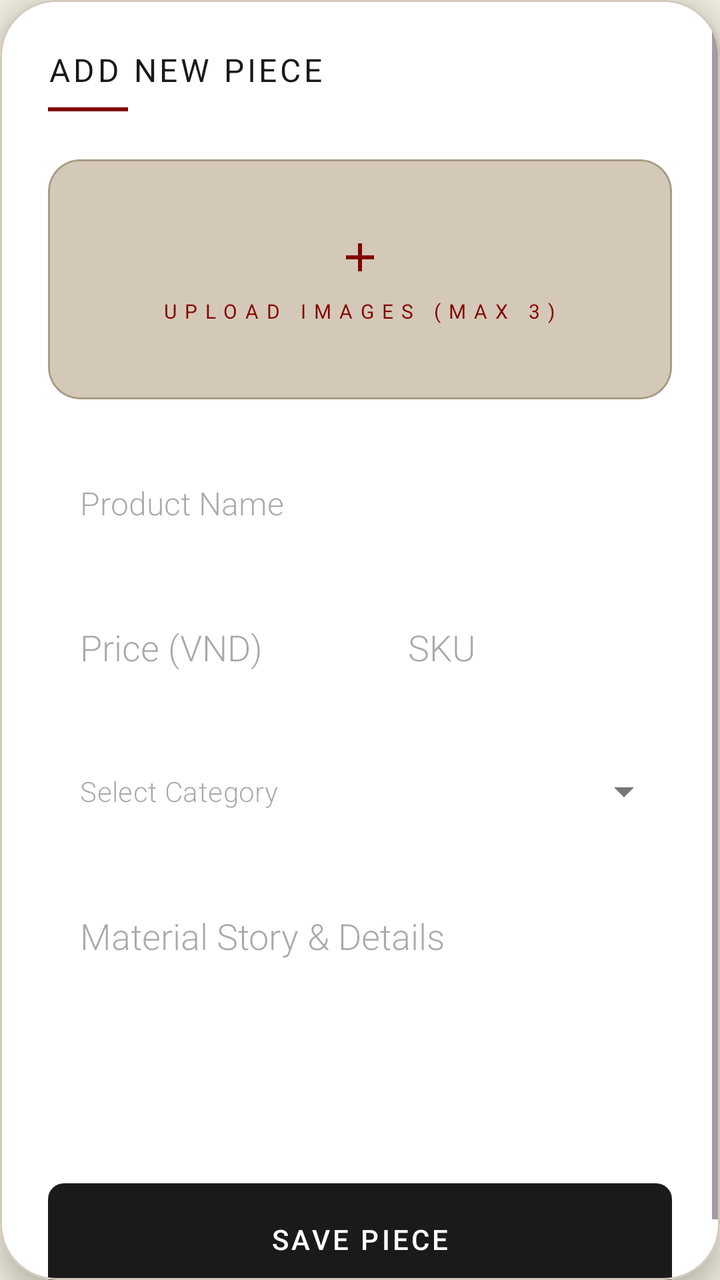
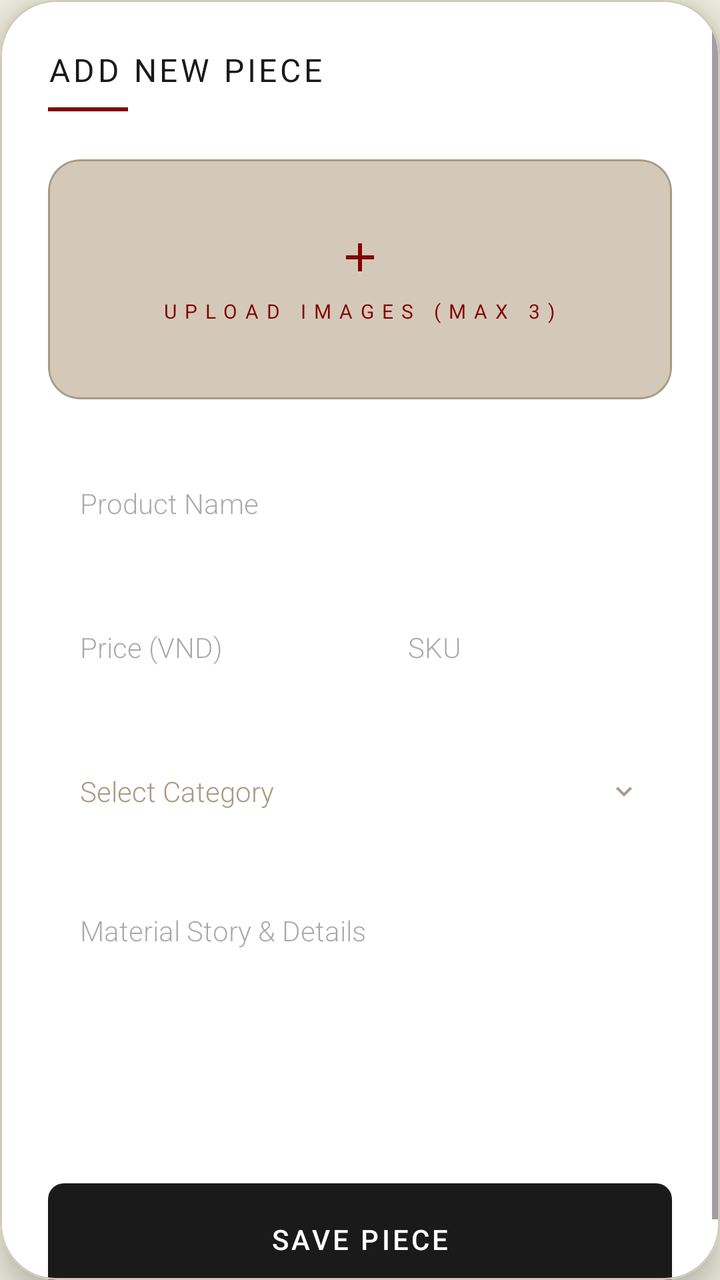

Screens rendered from an Android XML layout before and after an edit, with the pre-edit source and the edit as a unified diff.
<!-- AndroidManifest.xml: application theme Theme.Saive -->
<!-- res/layout/dialog_add_product.xml -->
<?xml version="1.0" encoding="utf-8"?>
<com.google.android.material.card.MaterialCardView xmlns:android="http://schemas.android.com/apk/res/android"
    xmlns:app="http://schemas.android.com/apk/res-auto"
    android:layout_width="match_parent"
    android:layout_height="wrap_content"
    android:layout_margin="24dp"
    app:cardCornerRadius="28dp"
    app:cardElevation="8dp"
    app:cardBackgroundColor="@color/white"
    app:strokeWidth="1dp"
    app:strokeColor="@color/colorLinen">

    <ScrollView
        android:layout_width="match_parent"
        android:layout_height="wrap_content">

        <LinearLayout
            android:layout_width="match_parent"
            android:layout_height="wrap_content"
            android:orientation="vertical"
            android:padding="24dp">

            <TextView
                android:layout_width="wrap_content"
                android:layout_height="wrap_content"
                android:text="@string/admin_add_piece"
                style="@style/TextAppearance.Saive.SectionHeader"
                android:textSize="16sp"
                android:textColor="@color/colorNoirBlack"
                android:letterSpacing="0.1" />

            <View
                android:layout_width="40dp"
                android:layout_height="2dp"
                android:background="@color/colorMaroon"
                android:layout_marginTop="8dp"
                android:layout_marginBottom="24dp" />

            
            <com.google.android.material.card.MaterialCardView
                android:layout_width="match_parent"
                android:layout_height="120dp"
                app:cardCornerRadius="16dp"
                app:cardElevation="0dp"
                app:cardBackgroundColor="@color/colorLinen"
                app:strokeWidth="1dp"
                app:strokeColor="@color/colorSand">
                <LinearLayout
                    android:layout_width="match_parent"
                    android:layout_height="match_parent"
                    android:gravity="center"
                    android:orientation="vertical">
                    <ImageView
                        android:layout_width="24dp"
                        android:layout_height="24dp"
                        android:src="@drawable/ic_plus"
                        app:tint="@color/colorMaroon" />
                    <TextView
                        android:layout_width="wrap_content"
                        android:layout_height="wrap_content"
                        android:text="UPLOAD IMAGES (MAX 3)"
                        style="@style/TextAppearance.Saive.Caption"
                        android:textSize="10sp"
                        android:layout_marginTop="8dp"
                        android:textColor="@color/colorMaroon" />
                </LinearLayout>
            </com.google.android.material.card.MaterialCardView>

            <EditText
                android:id="@+id/etProductName"
                android:layout_width="match_parent"
                android:layout_height="56dp"
                android:layout_marginTop="24dp"
                android:hint="Product Name"
                android:background="@drawable/bg_rounded_white_8dp"
                android:paddingHorizontal="16dp"
                android:textSize="16sp" />

            <LinearLayout
                android:layout_width="match_parent"
                android:layout_height="wrap_content"
                android:orientation="horizontal"
                android:layout_marginTop="16dp"
                android:weightSum="2">
                <EditText
                    android:id="@+id/etProductPrice"
                    android:layout_width="0dp"
                    android:layout_height="56dp"
                    android:layout_weight="1"
                    android:layout_marginEnd="8dp"
                    android:hint="Price (VND)"
                    android:inputType="number"
                    android:background="@drawable/bg_rounded_white_8dp"
                    android:paddingHorizontal="16dp" />
                <EditText
                    android:id="@+id/etProductSKU"
                    android:layout_width="0dp"
                    android:layout_height="56dp"
                    android:layout_weight="1"
                    android:layout_marginStart="8dp"
                    android:hint="SKU"
                    android:background="@drawable/bg_rounded_white_8dp"
                    android:paddingHorizontal="16dp" />
            </LinearLayout>

            <com.google.android.material.textfield.TextInputLayout
                style="@style/Widget.MaterialComponents.TextInputLayout.OutlinedBox.ExposedDropdownMenu"
                android:layout_width="match_parent"
                android:layout_height="wrap_content"
                android:layout_marginTop="16dp"
                app:hintEnabled="false"
                app:boxStrokeWidth="0dp"
                app:boxStrokeWidthFocused="0dp">

                <AutoCompleteTextView
                    android:id="@+id/actvCategory"
                    android:layout_width="match_parent"
                    android:layout_height="56dp"
                    android:background="@drawable/bg_rounded_white_8dp"
                    android:hint="@string/admin_select_category"
                    android:inputType="none"
                    android:paddingHorizontal="16dp"
                    android:textSize="14sp" />
            </com.google.android.material.textfield.TextInputLayout>

            <EditText
                android:id="@+id/etProductDescription"
                android:layout_width="match_parent"
                android:layout_height="120dp"
                android:layout_marginTop="16dp"
                android:hint="Material Story &amp; Details"
                android:gravity="top"
                android:padding="16dp"
                android:background="@drawable/bg_rounded_white_8dp"
                android:fontFamily="sans-serif-light" />

            <androidx.appcompat.widget.AppCompatButton
                android:id="@+id/btnSaveProduct"
                android:layout_width="match_parent"
                android:layout_height="56dp"
                android:layout_marginTop="32dp"
                android:background="@drawable/bg_rounded_black_12dp"
                android:text="@string/admin_save_piece"
                android:textColor="@color/white"
                android:fontFamily="sans-serif-medium"
                android:letterSpacing="0.1" />

        </LinearLayout>
    </ScrollView>
</com.google.android.material.card.MaterialCardView>
<!-- resources referenced by this layout -->
<resources>
  <color name="colorLinen">#D4C9B8</color>
  <color name="colorMaroon">#810100</color>
  <color name="colorNoirBlack">#1A1A1A</color>
  <color name="colorSand">#A89B85</color>
  <color name="white">#FFFFFFFF</color>
  <!-- drawable bg_rounded_black_12dp (drawable) -->
  <?xml version="1.0" encoding="utf-8"?>
  <shape xmlns:android="http://schemas.android.com/apk/res/android">
      <solid android:color="@color/colorNoirBlack" />
      <corners android:radius="8dp" />
  </shape>
  <!-- drawable bg_rounded_white_8dp (drawable) -->
  <?xml version="1.0" encoding="utf-8"?>
  <shape xmlns:android="http://schemas.android.com/apk/res/android">
      <solid android:color="@color/white" />
      <corners android:radius="8dp" />
  </shape>
  <!-- drawable ic_plus (drawable) -->
  <vector xmlns:android="http://schemas.android.com/apk/res/android"
      android:width="12dp"
      android:height="12dp"
      android:viewportWidth="24"
      android:viewportHeight="24">
      <path
          android:fillColor="#000000"
          android:pathData="M19,13H13V19H11V13H5V11H11V5H13V11H19V13Z" />
  </vector>
  <string name="admin_add_piece">ADD NEW PIECE</string>
  <string name="admin_save_piece">SAVE PIECE</string>
  <string name="admin_select_category">Select Category</string>
  <style name="TextAppearance.Saive.Caption" parent="TextAppearance.Saive.Thin">
          <item name="android:textSize">@dimen/text_size_tiny</item>
          <item name="android:letterSpacing">0.4</item>
      </style>
  <style name="TextAppearance.Saive.SectionHeader" parent="TextAppearance.Saive.Header">
          <item name="android:textSize">@dimen/text_size_h3</item>
          <item name="android:textStyle">normal</item>
          <item name="android:textAllCaps">false</item>
      </style>
  <style name="Theme.Saive" parent="Base.Theme.Saive" />
  <style name="TextAppearance.Saive.Thin" parent="TextAppearance.MaterialComponents.Body1">
          <item name="android:fontFamily">sans-serif-light</item>
          <item name="android:letterSpacing">0.05</item>
      </style>
  <dimen name="text_size_tiny">10sp</dimen>
  <style name="TextAppearance.Saive.Header" parent="TextAppearance.MaterialComponents.Headline3">
          <item name="android:fontFamily">serif</item>
          <item name="android:textStyle">italic</item>
          <item name="android:textSize">@dimen/text_size_h1</item>
          <item name="android:textColor">@color/colorNoirBlack</item>
          <item name="android:letterSpacing">0.02</item>
      </style>
  <dimen name="text_size_h3">20sp</dimen>
  <dimen name="text_size_h1">28sp</dimen>
  <color name="colorCotton">#EDEBDD</color>
  <style name="TextAppearance.Saive.Light" parent="TextAppearance.MaterialComponents.Body2">
          <item name="android:fontFamily">sans-serif-light</item>
      </style>
  <style name="TextAppearance.Saive.Label" parent="TextAppearance.Saive.Thin">
          <item name="android:fontFamily">sans-serif-medium</item>
          <item name="android:textSize">@dimen/text_size_tiny</item>
          <item name="android:textColor">@color/colorNoirBlack</item>
          <item name="android:textAllCaps">true</item>
          <item name="android:letterSpacing">0.15</item>
      </style>
  <!-- unchanged entries left out for length: 1 -->
</resources>

<!-- the commit's change to res/layout/dialog_add_product.xml (unified diff, before → after) -->
@@ -74,7 +74,7 @@
                 android:hint="Product Name"
                 android:background="@drawable/bg_rounded_white_8dp"
                 android:paddingHorizontal="16dp"
-                android:textSize="16sp" />
+                android:textSize="14sp" />
 
             <LinearLayout
                 android:layout_width="match_parent"
@@ -91,7 +91,8 @@
                     android:hint="Price (VND)"
                     android:inputType="number"
                     android:background="@drawable/bg_rounded_white_8dp"
-                    android:paddingHorizontal="16dp" />
+                    android:paddingHorizontal="16dp"
+                    android:textSize="14sp" />
                 <EditText
                     android:id="@+id/etProductSKU"
                     android:layout_width="0dp"
@@ -100,28 +101,38 @@
                     android:layout_marginStart="8dp"
                     android:hint="SKU"
                     android:background="@drawable/bg_rounded_white_8dp"
-                    android:paddingHorizontal="16dp" />
+                    android:paddingHorizontal="16dp"
+                    android:textSize="14sp" />
             </LinearLayout>
 
-            <com.google.android.material.textfield.TextInputLayout
-                style="@style/Widget.MaterialComponents.TextInputLayout.OutlinedBox.ExposedDropdownMenu"
+            <RelativeLayout
+                android:id="@+id/btnSelectCategory"
                 android:layout_width="match_parent"
-                android:layout_height="wrap_content"
+                android:layout_height="56dp"
                 android:layout_marginTop="16dp"
-                app:hintEnabled="false"
-                app:boxStrokeWidth="0dp"
-                app:boxStrokeWidthFocused="0dp">
+                android:background="@drawable/bg_rounded_white_8dp"
+                android:paddingHorizontal="16dp"
+                android:clickable="true"
+                android:focusable="true">
 
-                <AutoCompleteTextView
-                    android:id="@+id/actvCategory"
-                    android:layout_width="match_parent"
-                    android:layout_height="56dp"
-                    android:background="@drawable/bg_rounded_white_8dp"
-                    android:hint="@string/admin_select_category"
-                    android:inputType="none"
-                    android:paddingHorizontal="16dp"
-                    android:textSize="14sp" />
-            </com.google.android.material.textfield.TextInputLayout>
+                <TextView
+                    android:id="@+id/tvSelectedCategory"
+                    android:layout_width="wrap_content"
+                    android:layout_height="wrap_content"
+                    android:layout_centerVertical="true"
+                    android:text="@string/admin_select_category"
+                    android:textColor="@color/colorSand"
+                    android:textSize="14sp"
+                    android:fontFamily="sans-serif-light" />
+
+                <ImageView
+                    android:layout_width="16dp"
+                    android:layout_height="16dp"
+                    android:layout_alignParentEnd="true"
+                    android:layout_centerVertical="true"
+                    android:src="@drawable/ic_chevron_down"
+                    app:tint="@color/colorSand" />
+            </RelativeLayout>
 
             <EditText
                 android:id="@+id/etProductDescription"
@@ -132,7 +143,8 @@
                 android:gravity="top"
                 android:padding="16dp"
                 android:background="@drawable/bg_rounded_white_8dp"
-                android:fontFamily="sans-serif-light" />
+                android:fontFamily="sans-serif-light"
+                android:textSize="14sp" />
 
             <androidx.appcompat.widget.AppCompatButton
                 android:id="@+id/btnSaveProduct"
<!-- resource entries referenced after the edit -->
@@ -17,6 +17,16 @@
       <solid android:color="@color/white" />
       <corners android:radius="8dp" />
   </shape>
+  <!-- drawable ic_chevron_down (drawable) -->
+  <vector xmlns:android="http://schemas.android.com/apk/res/android"
+      android:width="24dp"
+      android:height="24dp"
+      android:viewportWidth="24"
+      android:viewportHeight="24">
+      <path
+          android:fillColor="#000000"
+          android:pathData="M7.41,8.59L12,13.17l4.59,-4.58L18,10l-6,6l-6,-6L7.41,8.59z" />
+  </vector>
   <!-- drawable ic_plus (drawable) -->
   <vector xmlns:android="http://schemas.android.com/apk/res/android"
       android:width="12dp"
